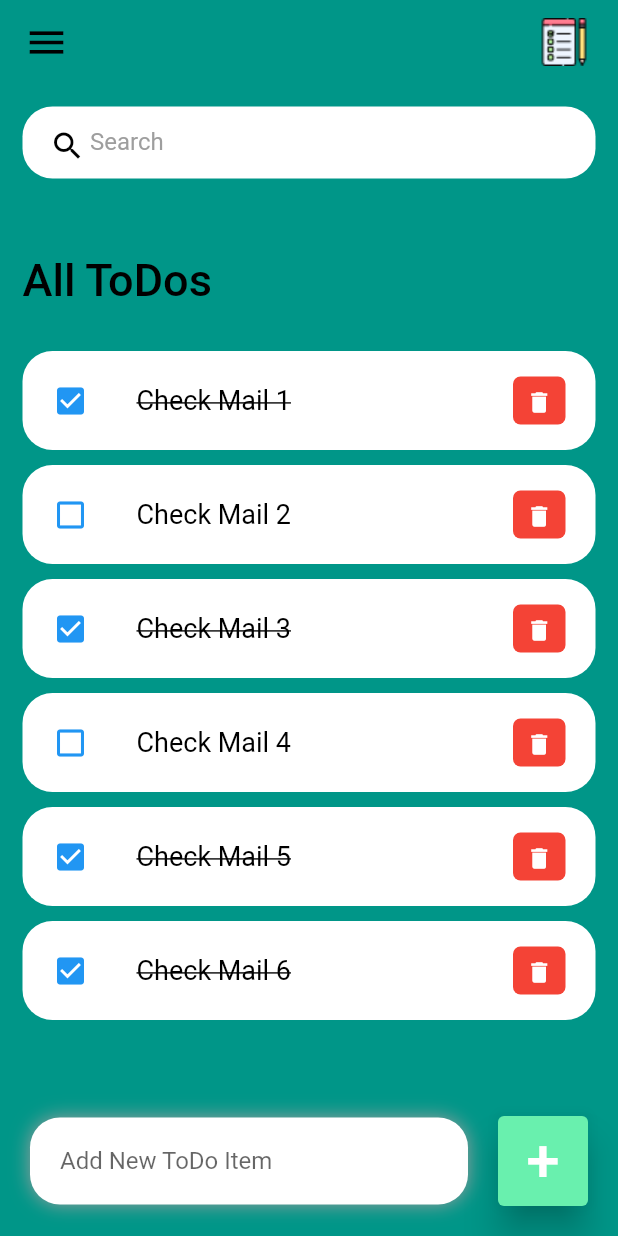
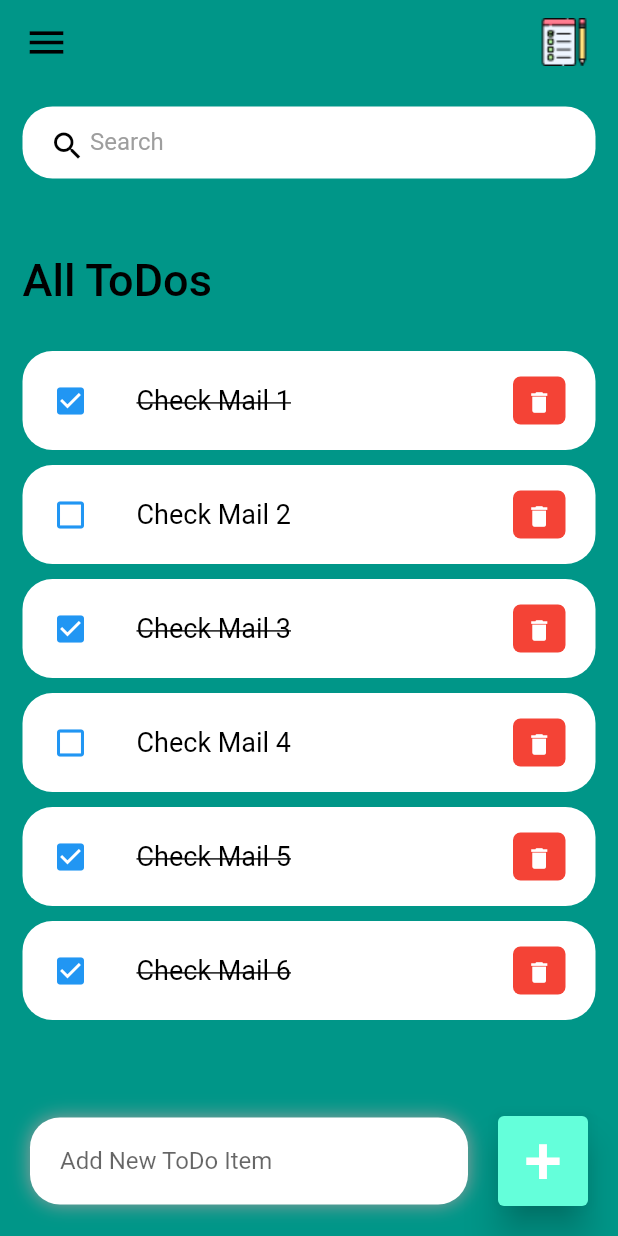
Before and after one commit to sahilrajput2223/to-do, a Flutter app: the screen it shows after launch, on a phone screen of 412 x 824 dp. Run offline on Flutter 3.47's test engine with Material 2 defaults, Android fonts, the phone set to English and light mode, and no system bars.

Commit message:
Elevated Button - Color Changed and Text Size Updated

```diff
--- a/lib/screens/Home.dart
+++ b/lib/screens/Home.dart
@@ -75,10 +75,10 @@ class Home extends StatelessWidget {
                       },
                       child: Text(
                         '+',
-                        style: TextStyle(fontSize: 40),
+                        style: TextStyle(fontSize: 45),
                       ),
                       style: ElevatedButton.styleFrom(
-                          primary: Colors.greenAccent,
+                          primary: Colors.tealAccent,
                           minimumSize: Size(60, 60),
                           elevation: 10)),
                 )
```
